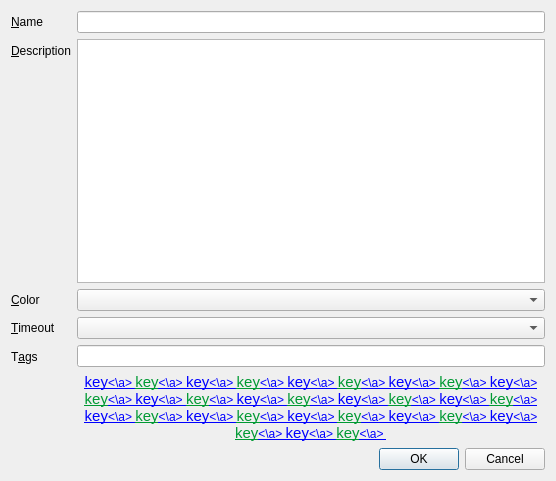
First picture: the form in client/src/ui/dialogs/add_camera_bookmark_dialog.ui, repository networkoptix/nx_open, before the edit.
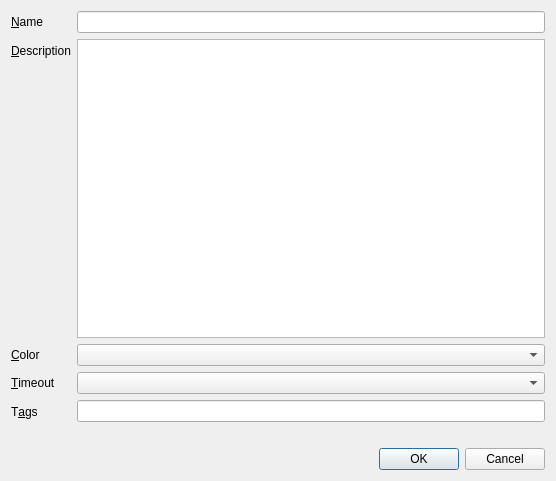
Second picture: the form after the edit.

Commit message:
Empty tags placeholder
<==== Mercurial data ====>
Branch: feature_3203_bookmarks

Patch:
```diff
--- a/client/src/ui/dialogs/add_camera_bookmark_dialog.ui
+++ b/client/src/ui/dialogs/add_camera_bookmark_dialog.ui
@@ -102,59 +102,7 @@
         <item>
          <widget class="QLabel" name="tagsListLabel">
           <property name="text">
-           <string>&lt;html&gt;&lt;body&gt;&lt;center&gt;
-&lt;a style=&quot;text-decoration:underline;&quot; href=&quot;key&quot;&gt;&lt;font style=&quot;font-size:15px;&quot;&gt;key&lt;/font&gt;&lt;\a&gt;
-&lt;span style=&quot;text-decoration:none;&quot;&gt;  &lt;/span&gt;
- &lt;a style=&quot;text-decoration:underline;&quot; href=&quot;key&quot;&gt;&lt;font style=&quot;font-size:15px;color:#009933&quot;&gt;key&lt;/font&gt;&lt;\a&gt;
-&lt;span style=&quot;text-decoration:none;&quot;&gt;  &lt;/span&gt;
-&lt;a style=&quot;text-decoration:underline;&quot; href=&quot;key&quot;&gt;&lt;font style=&quot;font-size:15px;&quot;&gt;key&lt;/font&gt;&lt;\a&gt;
-&lt;span style=&quot;text-decoration:none;&quot;&gt;  &lt;/span&gt;
- &lt;a style=&quot;text-decoration:underline;&quot; href=&quot;key&quot;&gt;&lt;font style=&quot;font-size:15px;color:#009933&quot;&gt;key&lt;/font&gt;&lt;\a&gt;
-&lt;span style=&quot;text-decoration:none;&quot;&gt;  &lt;/span&gt;
-&lt;a style=&quot;text-decoration:underline;&quot; href=&quot;key&quot;&gt;&lt;font style=&quot;font-size:15px;&quot;&gt;key&lt;/font&gt;&lt;\a&gt;
-&lt;span style=&quot;text-decoration:none;&quot;&gt;  &lt;/span&gt;
- &lt;a style=&quot;text-decoration:underline;&quot; href=&quot;key&quot;&gt;&lt;font style=&quot;font-size:15px;color:#009933&quot;&gt;key&lt;/font&gt;&lt;\a&gt;
-&lt;span style=&quot;text-decoration:none;&quot;&gt;  &lt;/span&gt;
-&lt;a style=&quot;text-decoration:underline;&quot; href=&quot;key&quot;&gt;&lt;font style=&quot;font-size:15px;&quot;&gt;key&lt;/font&gt;&lt;\a&gt;
-&lt;span style=&quot;text-decoration:none;&quot;&gt;  &lt;/span&gt;
- &lt;a style=&quot;text-decoration:underline;&quot; href=&quot;key&quot;&gt;&lt;font style=&quot;font-size:15px;color:#009933&quot;&gt;key&lt;/font&gt;&lt;\a&gt;
-&lt;span style=&quot;text-decoration:none;&quot;&gt;  &lt;/span&gt;&lt;a style=&quot;text-decoration:underline;&quot; href=&quot;key&quot;&gt;&lt;font style=&quot;font-size:15px;&quot;&gt;key&lt;/font&gt;&lt;\a&gt;
-&lt;span style=&quot;text-decoration:none;&quot;&gt;  &lt;/span&gt;
- &lt;a style=&quot;text-decoration:underline;&quot; href=&quot;key&quot;&gt;&lt;font style=&quot;font-size:15px;color:#009933&quot;&gt;key&lt;/font&gt;&lt;\a&gt;
-&lt;span style=&quot;text-decoration:none;&quot;&gt;  &lt;/span&gt;&lt;a style=&quot;text-decoration:underline;&quot; href=&quot;key&quot;&gt;&lt;font style=&quot;font-size:15px;&quot;&gt;key&lt;/font&gt;&lt;\a&gt;
-&lt;span style=&quot;text-decoration:none;&quot;&gt;  &lt;/span&gt;
- &lt;a style=&quot;text-decoration:underline;&quot; href=&quot;key&quot;&gt;&lt;font style=&quot;font-size:15px;color:#009933&quot;&gt;key&lt;/font&gt;&lt;\a&gt;
-&lt;span style=&quot;text-decoration:none;&quot;&gt;  &lt;/span&gt;&lt;a style=&quot;text-decoration:underline;&quot; href=&quot;key&quot;&gt;&lt;font style=&quot;font-size:15px;&quot;&gt;key&lt;/font&gt;&lt;\a&gt;
-&lt;span style=&quot;text-decoration:none;&quot;&gt;  &lt;/span&gt;
- &lt;a style=&quot;text-decoration:underline;&quot; href=&quot;key&quot;&gt;&lt;font style=&quot;font-size:15px;color:#009933&quot;&gt;key&lt;/font&gt;&lt;\a&gt;
-&lt;span style=&quot;text-decoration:none;&quot;&gt;  &lt;/span&gt;&lt;a style=&quot;text-decoration:underline;&quot; href=&quot;key&quot;&gt;&lt;font style=&quot;font-size:15px;&quot;&gt;key&lt;/font&gt;&lt;\a&gt;
-&lt;span style=&quot;text-decoration:none;&quot;&gt;  &lt;/span&gt;
- &lt;a style=&quot;text-decoration:underline;&quot; href=&quot;key&quot;&gt;&lt;font style=&quot;font-size:15px;color:#009933&quot;&gt;key&lt;/font&gt;&lt;\a&gt;
-&lt;span style=&quot;text-decoration:none;&quot;&gt;  &lt;/span&gt;&lt;a style=&quot;text-decoration:underline;&quot; href=&quot;key&quot;&gt;&lt;font style=&quot;font-size:15px;&quot;&gt;key&lt;/font&gt;&lt;\a&gt;
-&lt;span style=&quot;text-decoration:none;&quot;&gt;  &lt;/span&gt;
- &lt;a style=&quot;text-decoration:underline;&quot; href=&quot;key&quot;&gt;&lt;font style=&quot;font-size:15px;color:#009933&quot;&gt;key&lt;/font&gt;&lt;\a&gt;
-&lt;span style=&quot;text-decoration:none;&quot;&gt;  &lt;/span&gt;&lt;a style=&quot;text-decoration:underline;&quot; href=&quot;key&quot;&gt;&lt;font style=&quot;font-size:15px;&quot;&gt;key&lt;/font&gt;&lt;\a&gt;
-&lt;span style=&quot;text-decoration:none;&quot;&gt;  &lt;/span&gt;
- &lt;a style=&quot;text-decoration:underline;&quot; href=&quot;key&quot;&gt;&lt;font style=&quot;font-size:15px;color:#009933&quot;&gt;key&lt;/font&gt;&lt;\a&gt;
-&lt;span style=&quot;text-decoration:none;&quot;&gt;  &lt;/span&gt;
-&lt;a style=&quot;text-decoration:underline;&quot; href=&quot;key&quot;&gt;&lt;font style=&quot;font-size:15px;&quot;&gt;key&lt;/font&gt;&lt;\a&gt;
-&lt;span style=&quot;text-decoration:none;&quot;&gt;  &lt;/span&gt;
- &lt;a style=&quot;text-decoration:underline;&quot; href=&quot;key&quot;&gt;&lt;font style=&quot;font-size:15px;color:#009933&quot;&gt;key&lt;/font&gt;&lt;\a&gt;
-&lt;span style=&quot;text-decoration:none;&quot;&gt;  &lt;/span&gt;
-&lt;a style=&quot;text-decoration:underline;&quot; href=&quot;key&quot;&gt;&lt;font style=&quot;font-size:15px;&quot;&gt;key&lt;/font&gt;&lt;\a&gt;
-&lt;span style=&quot;text-decoration:none;&quot;&gt;  &lt;/span&gt;
- &lt;a style=&quot;text-decoration:underline;&quot; href=&quot;key&quot;&gt;&lt;font style=&quot;font-size:15px;color:#009933&quot;&gt;key&lt;/font&gt;&lt;\a&gt;
-&lt;span style=&quot;text-decoration:none;&quot;&gt;  &lt;/span&gt;&lt;a style=&quot;text-decoration:underline;&quot; href=&quot;key&quot;&gt;&lt;font style=&quot;font-size:15px;&quot;&gt;key&lt;/font&gt;&lt;\a&gt;
-&lt;span style=&quot;text-decoration:none;&quot;&gt;  &lt;/span&gt;
- &lt;a style=&quot;text-decoration:underline;&quot; href=&quot;key&quot;&gt;&lt;font style=&quot;font-size:15px;color:#009933&quot;&gt;key&lt;/font&gt;&lt;\a&gt;
-&lt;span style=&quot;text-decoration:none;&quot;&gt;  &lt;/span&gt;&lt;a style=&quot;text-decoration:underline;&quot; href=&quot;key&quot;&gt;&lt;font style=&quot;font-size:15px;&quot;&gt;key&lt;/font&gt;&lt;\a&gt;
-&lt;span style=&quot;text-decoration:none;&quot;&gt;  &lt;/span&gt;
- &lt;a style=&quot;text-decoration:underline;&quot; href=&quot;key&quot;&gt;&lt;font style=&quot;font-size:15px;color:#009933&quot;&gt;key&lt;/font&gt;&lt;\a&gt;
-&lt;span style=&quot;text-decoration:none;&quot;&gt;  &lt;/span&gt;&lt;a style=&quot;text-decoration:underline;&quot; href=&quot;key&quot;&gt;&lt;font style=&quot;font-size:15px;&quot;&gt;key&lt;/font&gt;&lt;\a&gt;
-&lt;span style=&quot;text-decoration:none;&quot;&gt;  &lt;/span&gt;
- &lt;a style=&quot;text-decoration:underline;&quot; href=&quot;key&quot;&gt;&lt;font style=&quot;font-size:15px;color:#009933&quot;&gt;key&lt;/font&gt;&lt;\a&gt;
-&lt;span style=&quot;text-decoration:none;&quot;&gt;  &lt;/span&gt;
-&lt;/center&gt;&lt;/body&gt;&lt;/html&gt;</string>
+           <string/>
           </property>
           <property name="wordWrap">
            <bool>true</bool>
```
Left out of the diff: 3 changed lines with no effect on the pictures.
